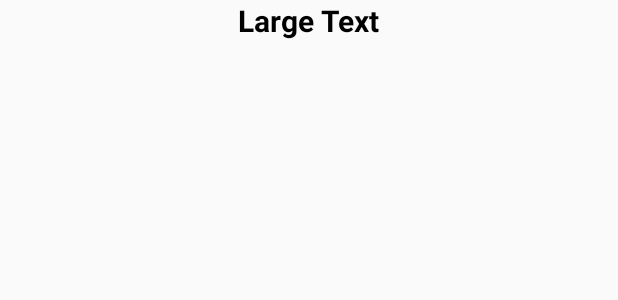
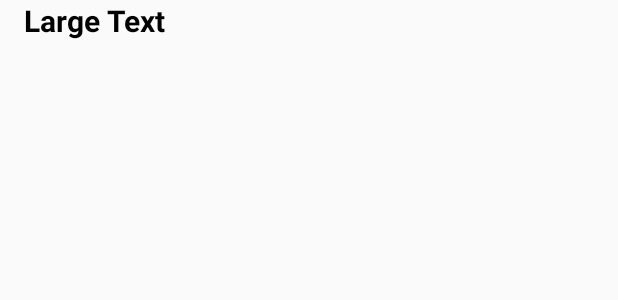
Before and after one commit to WildanSuyuti/MITS-Android-NewsReader, an Android app: the layout activity_main.xml on its own in the app's theme, with its tools: preview values and no code run, on a phone screen of 412 x 824 dp. Shown: the top 300 px of the screen. Run offline under Robolectric (Android 15) with nearby library versions, the phone set to English and light mode, and no system bars; network calls fail.

Commit message:
first commit

```diff
--- a/app/src/main/res/layout/activity_main.xml
+++ b/app/src/main/res/layout/activity_main.xml
@@ -1,5 +1,5 @@
 <?xml version="1.0" encoding="utf-8"?>
-<ScrollView xmlns:android="http://schemas.android.com/apk/res/android"
+<RelativeLayout xmlns:android="http://schemas.android.com/apk/res/android"
     xmlns:tools="http://schemas.android.com/tools"
     android:layout_width="match_parent"
     android:layout_height="wrap_content"
@@ -19,4 +19,4 @@
         android:id="@+id/jsonData"
         android:textColor="#000000" />
 
-</ScrollView>
+</RelativeLayout>
```
Also changed, not shown: app/src/main/java/com/mits/kakaroto/volleyjson/MainActivity.java (+19 -17 lines).
